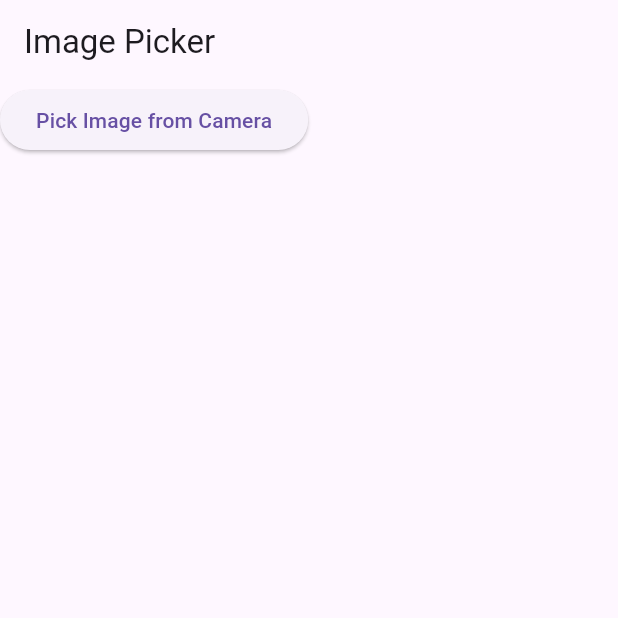
After one commit to arpitparekh/yash_batch, a Flutter app: the PickImage screen opened directly, on a phone screen of 412 x 824 dp, the top half of it. The commit adds this screen. Run offline on Flutter 3.47's test engine with Material 3 defaults, Android fonts, the phone set to English and light mode, and no system bars; our stand-ins replace firebase_auth, firebase_core, firebase_database, firebase_messaging, geolocator, get and 3 more; missing offline and left inert: user_profile_avatar; accounts and stored records are empty; generated files the repository leaves out were written again.

Commit message:
pass data between screen and image picker for tatti actor fan

```diff
--- /dev/null
+++ b/lib/image_picker/pick_image.dart
@@ -0,0 +1,62 @@
+import 'dart:io';
+
+import 'package:flutter/material.dart';
+import 'package:get/get.dart';
+import 'package:image_picker/image_picker.dart';
+
+void main() {
+  runApp(MyApp());
+}
+
+class MyApp extends StatelessWidget {
+  const MyApp({super.key});
+
+  @override
+  Widget build(BuildContext context) {
+    return GetMaterialApp(
+      title: 'Image Picker',
+      theme: ThemeData(primarySwatch: Colors.blue),
+      home: PickImage(),
+    );
+  }
+}
+
+class PickImage extends StatefulWidget {
+  const PickImage({super.key});
+
+  @override
+  State<PickImage> createState() => _PickImageState();
+}
+
+class _PickImageState extends State<PickImage> {
+
+  late XFile? photo = null;
+
+  @override
+  Widget build(BuildContext context) {
+
+    final ImagePicker picker = ImagePicker();
+    return Scaffold(
+      appBar: AppBar(
+        title: const Text('Image Picker'),
+      ),
+      body: Column(
+        children: [
+          if (photo != null) Image.file(File(photo!.path)),
+          ElevatedButton(
+            onPressed: () async {
+              photo = await picker.pickImage(source: ImageSource.camera);
+
+              if (photo!= null) {
+                setState(() {
+
+                });
+              }
+            },
+            child: const Text('Pick Image from Camera'),
+          ),
+        ],
+      ),
+    );
+  }
+}
--- a/lib/listview_builders.dart
+++ b/lib/listview_builders.dart
@@ -27,7 +27,7 @@ class MyListView extends StatelessWidget {
       home: Scaffold(
         appBar: AppBar(
           centerTitle: true,
-          title: Text("Worst Actor Panel list"),
+          title: const Text("Worst Actor Panel list"),
           backgroundColor: Colors.lightBlueAccent,
         ),
         body: ListView.builder(
@@ -41,7 +41,7 @@ class MyListView extends StatelessWidget {
                     index ==2 || index==5 ? Image.network(images[index],height: 500,width: 500,fit: BoxFit.fill,) :
                     Image.network(images[index],height: 300,width: 300,),
                     Text(list[index],
-                    style: TextStyle(
+                    style: const TextStyle(
                       fontSize: 30
                     ),)
                   ],
--- a/pubspec.yaml
+++ b/pubspec.yaml
@@ -47,6 +47,7 @@ dependencies:
   firebase_database: ^11.3.2
   firebase_messaging: ^15.2.3
   get: ^4.7.2
+  image_picker: ^1.1.2
 
 
 dev_dependencies:
```
Also changed, not shown: lib/pass_data_between_screen/screen_one.dart (added, +81 -0 lines), lib/pass_data_between_screen/screen_two.dart (added), pubspec.lock.
